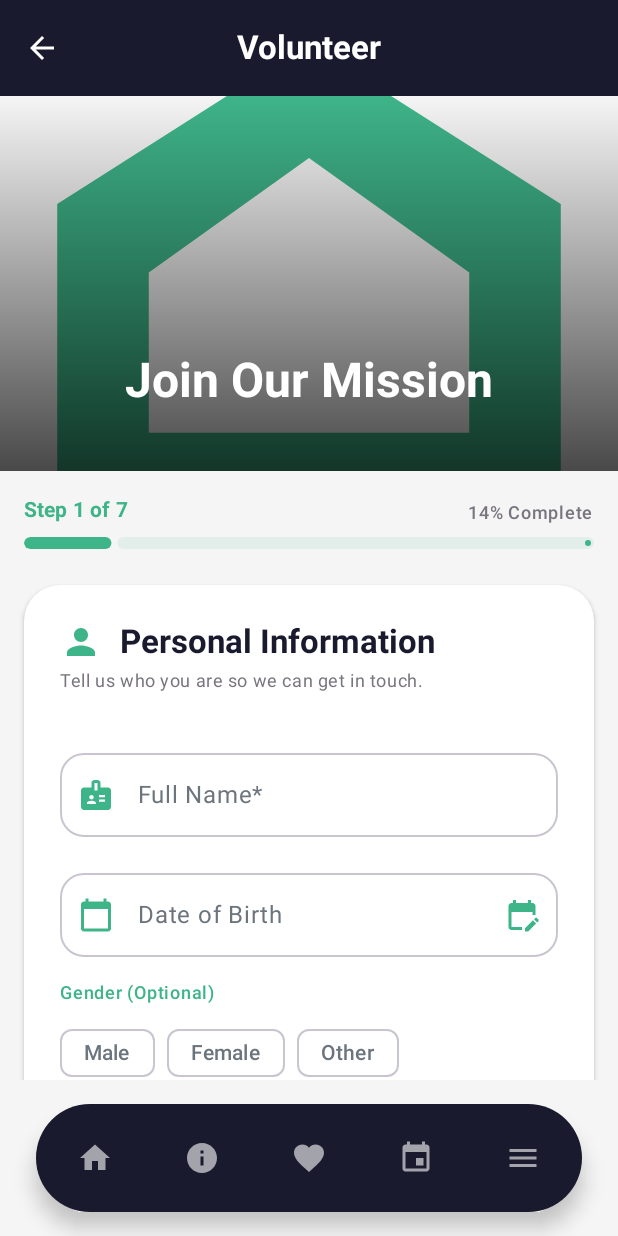
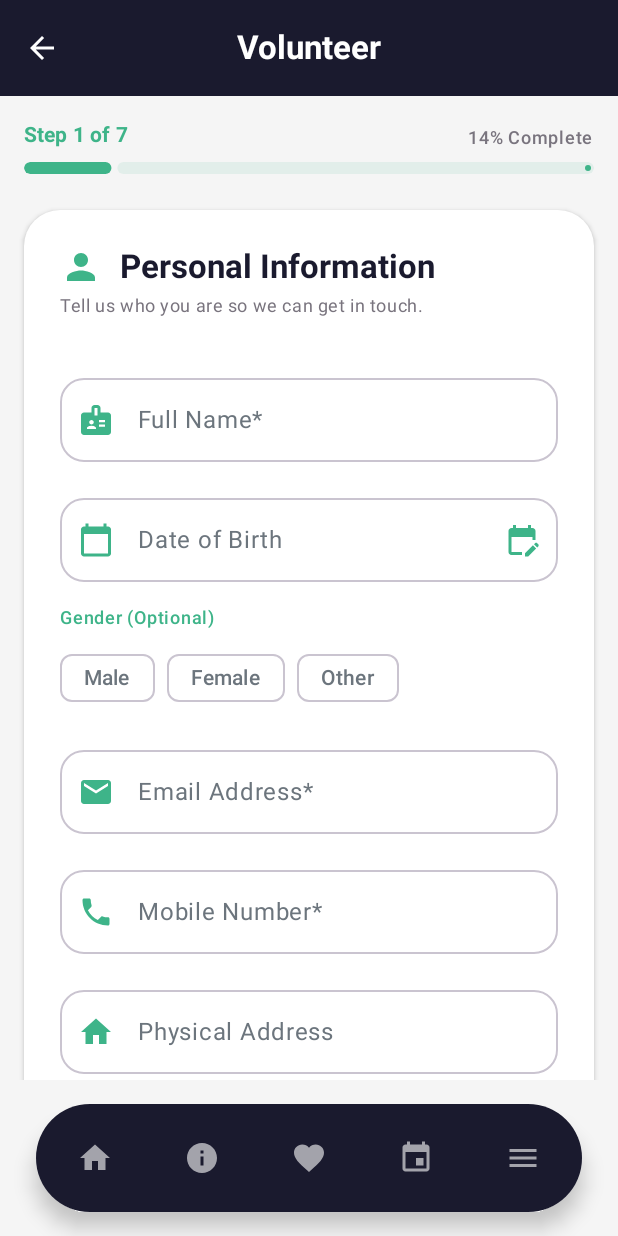
Before and after one commit to CeejayAlughere/HomeOfHopeApp, an Android app built with Jetpack Compose: the VolunteerScreen screen opened through its navigation route, on a phone screen of 412 x 824 dp. Run offline under Robolectric (Android 15) with nearby library versions, the phone set to English and light mode, and no system bars; our stand-ins replace accompanist; pictures from the network do not load.

Commit message:
Update VolunteerScreen.kt

```diff
--- a/app/src/main/java/com/homeofhope/app/ui/screens/volunteer/VolunteerScreen.kt
+++ b/app/src/main/java/com/homeofhope/app/ui/screens/volunteer/VolunteerScreen.kt
@@ -128,10 +128,6 @@ fun VolunteerScreen(viewModel: VolunteerViewModel) {
                 .padding(padding)
                 .verticalScroll(scrollState)
         ) {
-            PageHeader(
-                title = "Join Our Mission",
-                imageUrl = "https://images.unsplash.com/photo-1559027615-cd26714e5d99?q=80&w=2070"
-            )
 
             Column(modifier = Modifier.padding(16.dp)) {
                 VolunteerProgressBar(currentStep, totalSteps)
```
